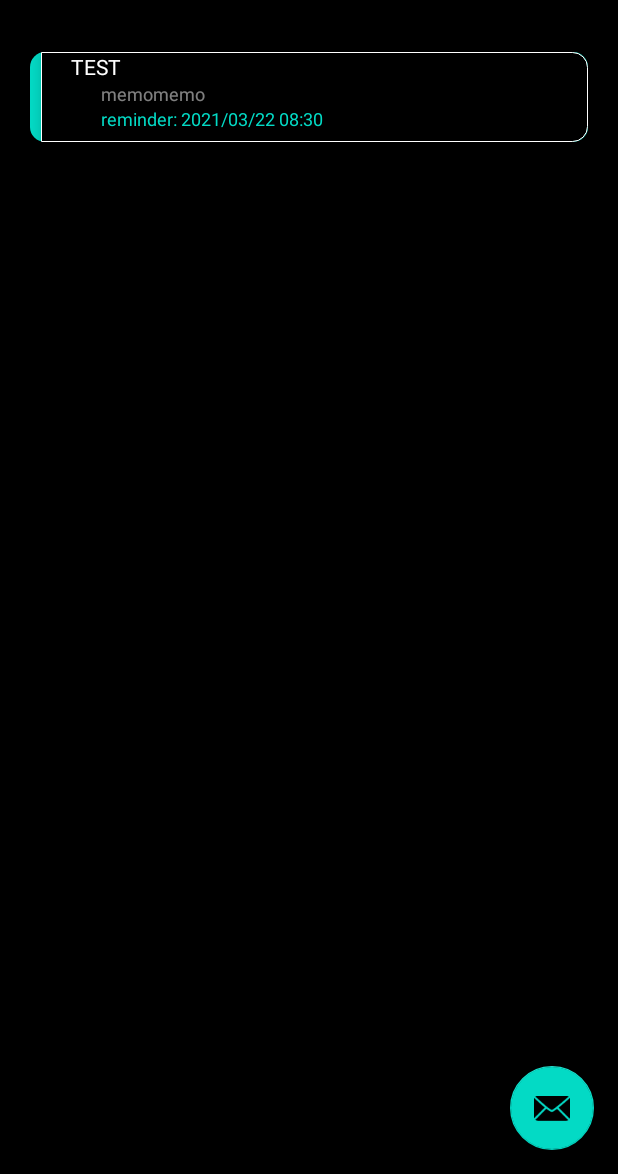
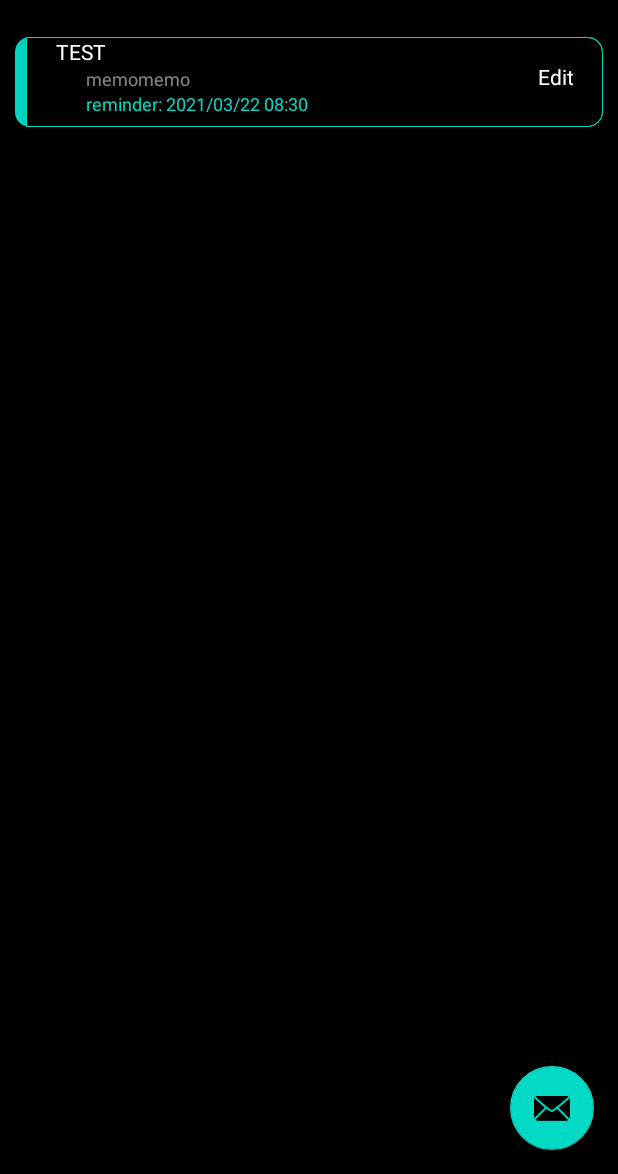
Before and after one commit to masato1230/black_todo_list, an Android app: the screen it shows after launch (MainActivity), on a phone screen of 412 x 824 dp, the part 62-1236 px from its top. Run offline under Robolectric (Android 15) with nearby library versions, the phone set to English and light mode, and no system bars.

Commit message:
Complete row_todo

```diff
--- a/app/src/main/res/drawable/background_white_transparent_right_round.xml
+++ b/app/src/main/res/drawable/background_white_transparent_right_round.xml
@@ -3,6 +3,6 @@
     <solid android:color="@color/black" />
     <corners android:topRightRadius="10dp"
         android:bottomRightRadius="10dp" />
-    <stroke android:color="@color/white"
+    <stroke android:color="@color/teal_200"
         android:width="1px"/>
 </shape>
--- a/app/src/main/res/layout/row_todo.xml
+++ b/app/src/main/res/layout/row_todo.xml
@@ -3,7 +3,7 @@
     xmlns:android="http://schemas.android.com/apk/res/android"
     xmlns:app="http://schemas.android.com/apk/res-auto"
     xmlns:tools="http://schemas.android.com/tools"
-    android:padding="20dp"
+    android:padding="10dp"
     android:background="@color/black"
     android:layout_width="match_parent"
     android:layout_height="wrap_content">
@@ -47,6 +47,17 @@
             android:textSize="12sp"
             app:layout_constraintTop_toBottomOf="@+id/row_todo_memo" />
 
+        <TextView
+            android:id="@+id/row_todo_edit"
+            android:layout_width="match_parent"
+            android:layout_height="wrap_content"
+            android:gravity="right"
+            android:layout_marginRight="20dp"
+            android:text="@string/edit"
+            android:textColor="@color/white"
+            app:layout_constraintBottom_toBottomOf="@+id/row_todo_reminder"
+            app:layout_constraintTop_toTopOf="@+id/row_todo_title" />
+
     </androidx.constraintlayout.widget.ConstraintLayout>
 
     <androidx.constraintlayout.widget.ConstraintLayout
--- a/app/src/main/res/values/strings.xml
+++ b/app/src/main/res/values/strings.xml
@@ -9,4 +9,5 @@
 
     <string name="hello_first_fragment">Hello first fragment</string>
     <string name="hello_second_fragment">Hello second fragment. Arg: %1$s</string>
+    <string name="edit">Edit</string>
 </resources>
```
